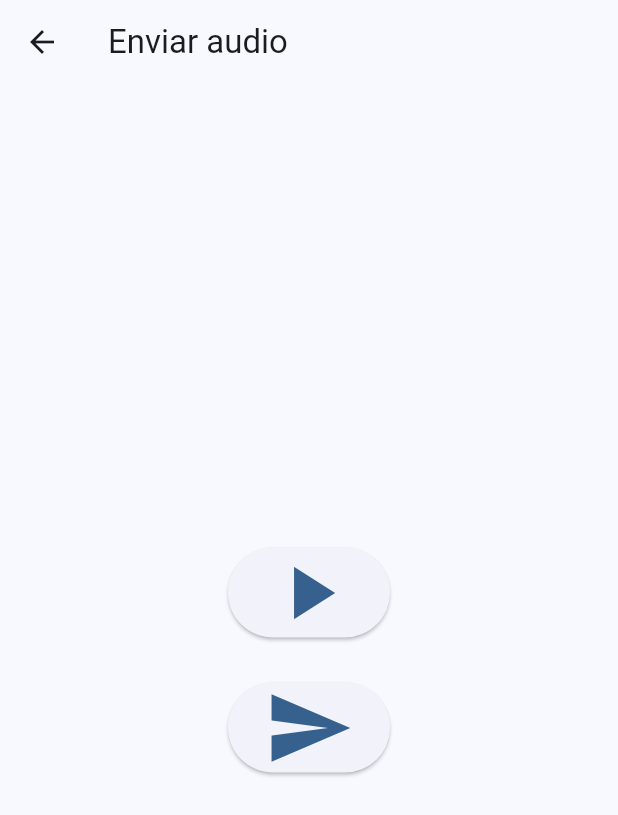
After one commit to AaronCS25/que_dijo_app, a Flutter app: the PlayAudio screen opened directly, after a tap on the "send" icon, on a phone screen of 412 x 824 dp. The commit adds this screen. Shown: the top 815 px of the screen. Run offline on Flutter 3.47's test engine with Material 2 defaults, Android fonts, the phone set to English and light mode, and no system bars; our stand-ins replace audioplayers, file_picker, flutter_secure_storage, permission_handler; missing offline and left inert: aws_s3_upload, flutter_sound; accounts and stored records are empty.

Commit message:
audio added

```diff
--- a/lib/apis/login_api_service.dart
+++ b/lib/apis/login_api_service.dart
@@ -15,7 +15,7 @@ class LoginApiService {
       },
       body: jsonEncode(loginRequestModel.toJson()),
     );
-
+    print(jsonEncode(loginRequestModel.toJson()));
     if (response.statusCode == 200) {
       return LoginResponseModel.fromJson(
           response.statusCode, json.decode(response.body));
--- /dev/null
+++ b/lib/views/play_view.dart
@@ -0,0 +1,115 @@
+import 'package:flutter/material.dart';
+import 'dart:io';
+import 'package:que_dijo_app/classes/play_class.dart';
+import 'package:que_dijo_app/classes/recorder_class.dart';
+import 'package:path/path.dart' as path;
+import 'package:que_dijo_app/services/auth_service.dart';
+import 'package:que_dijo_app/services/crypto_name_service.dart';
+import 'package:que_dijo_app/services/generate_summary_service.dart';
+import 'package:que_dijo_app/services/s3_service.dart';
+
+class PlayAudio extends StatefulWidget {
+  const PlayAudio({super.key});
+
+  @override
+  State<PlayAudio> createState() => _PlayAudioState();
+}
+
+class _PlayAudioState extends State<PlayAudio> {
+  SoundPlay player = SoundPlay();
+  var icon = Icons.play_arrow;
+  bool isUploading = false;
+
+  @override
+  void initState() {
+    super.initState();
+    player.initPlayer();
+  }
+
+  @override
+  void dispose() {
+    player.diposePlayer();
+    super.dispose();
+  }
+
+  @override
+  Widget build(BuildContext context) {
+    File file = File(archivoToSave);
+    //String fileName = path.basename(file.path);
+
+    final S3UploadService s3uploadService = S3UploadService();
+    final CryptoNameService cryptoNameService = CryptoNameService();
+    final GenerateSummary generateSummary = GenerateSummary();
+    return Scaffold(
+      appBar: AppBar(title: const Text('Enviar audio')),
+      body: Center(
+        child: Padding(
+          padding: const EdgeInsets.all(20.0),
+          child: Column(
+            mainAxisAlignment: MainAxisAlignment.center,
+            children: [
+              ElevatedButton(
+                  onPressed: () async {
+                    await player.stateAudio(
+                        whenFinished: () => setState(() {
+                              if (player.paudio.isStopped) {
+                                icon = Icons.play_arrow;
+                              }
+                            }));
+                    setState(() {
+                      if (icon == Icons.pause || player.paudio.isStopped) {
+                        icon = Icons.play_arrow;
+                      } else {
+                        icon = Icons.pause;
+                      }
+                    });
+                  },
+                  child: Icon(icon, size: 60)),
+              const SizedBox(height: 30),
+              ElevatedButton(
+                  onPressed: isUploading
+                      ? null
+                      : () async {
+                          setState(() {
+                            isUploading = true;
+                          });
+                          try {
+                            //TODO: Actualizar S3UploadServices.
+                            String userId = await Auth.getUserId();
+                            String fileName = path.basename(file.path);
+                            String fileExtension = path.extension(file.path);
+                            String fileNameCrypto =
+                                cryptoNameService.encryptName(fileName, userId);
+                            print(fileNameCrypto);
+                            print(fileExtension);
+                            await s3uploadService.uploadFile(
+                                file, fileNameCrypto);
+                            // TODO: Actualizar la función para generar resúmenes.
+                            generateSummary.generateFullSummary(
+                                fileNameCrypto, fileExtension);
+                          } catch (e) {
+                            //Falta hacer
+                          } finally {
+                            setState(() {
+                              isUploading = false;
+                            });
+                          }
+                        },
+                  child: const Icon(Icons.send, size: 60)),
+              if (isUploading)
+                const Padding(
+                  padding: EdgeInsets.only(top: 20),
+                  child: CircularProgressIndicator(),
+                ),
+              if (isUploading)
+                const Padding(
+                  padding: EdgeInsets.only(top: 20),
+                  child: Text("Subiendo el archivo..."),
+                ),
+            ],
+          ),
+        ),
+      ),
+    );
+  }
+}
--- a/pubspec.yaml
+++ b/pubspec.yaml
@@ -15,9 +15,12 @@ dependencies:
   flutter:
     sdk: flutter
   flutter_secure_storage: ^8.0.0
+  flutter_sound: ^9.2.13
   http: ^0.13.6
   intl: ^0.18.1
   path: ^1.8.3
+  path_provider: ^2.0.15
+  permission_handler: ^10.3.0
 
 dev_dependencies:
   flutter_lints: ^2.0.0
```
Also changed, not shown: lib/classes/play_class.dart (added, +33 -0 lines), lib/classes/recorder_class.dart (added, +44 -0 lines), lib/views/recorder_view.dart (added, +105 -0 lines), lib/views/upload_files_view.dart (+6 -1 lines), pubspec.lock, 3 other files.
